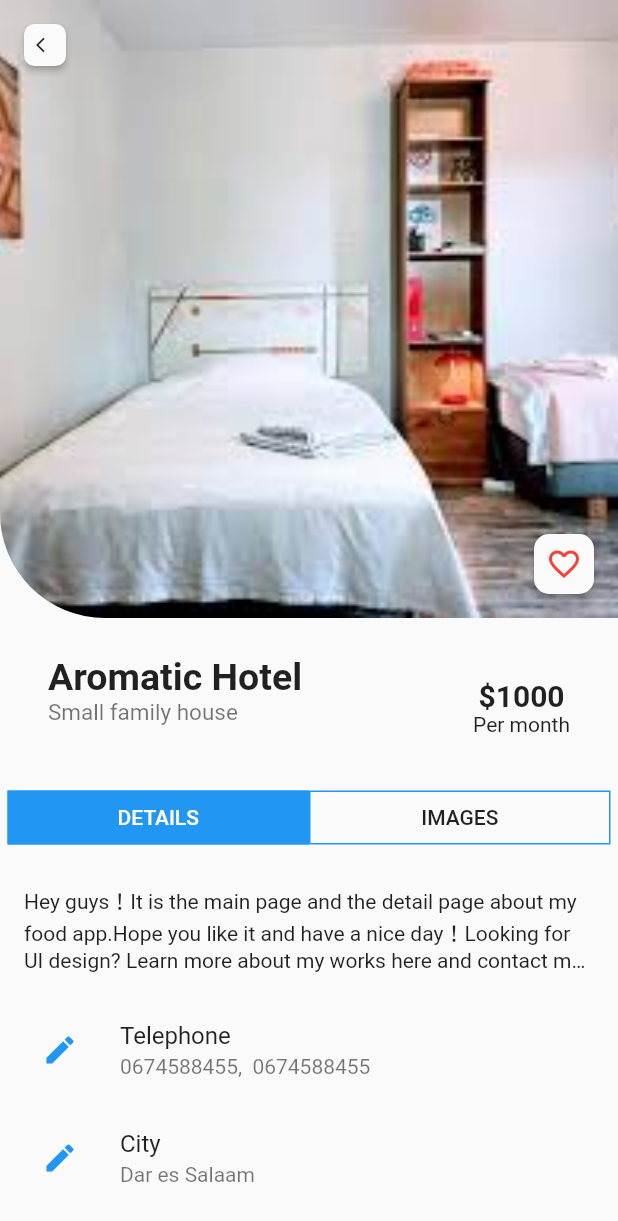
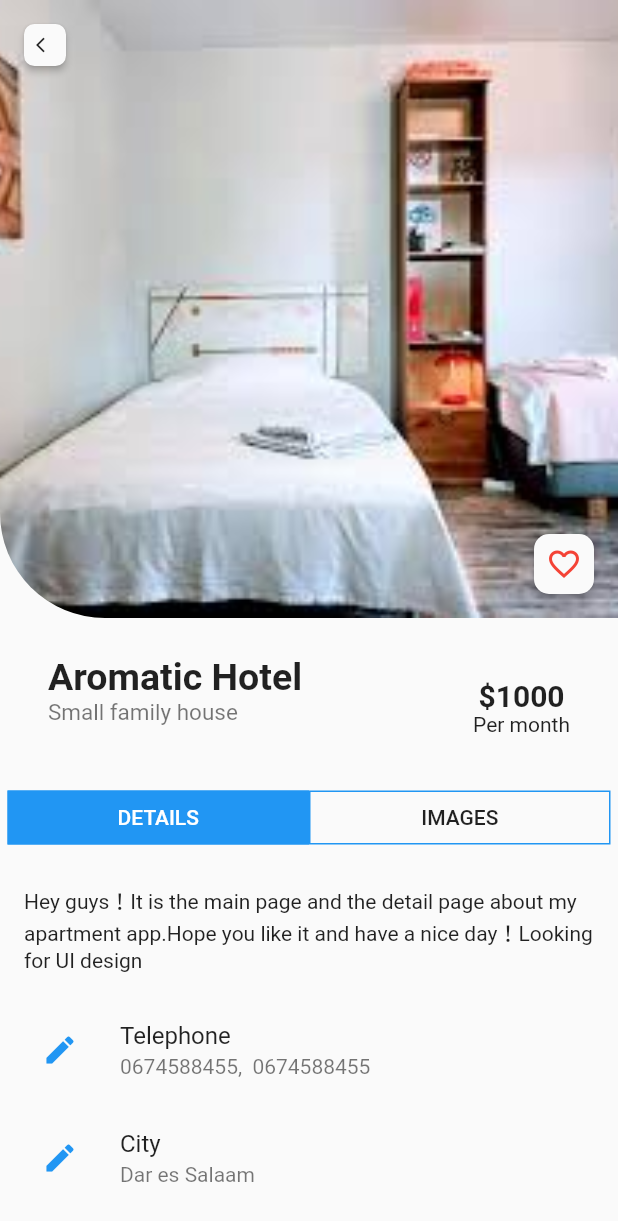
Before and after one commit to paulmanoni/flutter_apartment, a Flutter app: the RoomScreen screen opened directly, on a phone screen of 412 x 824 dp. Shown: the top 1221 px of the screen. Run offline on Flutter 3.47's test engine with Material 2 defaults, Android fonts, the light colour scheme and no system bars.

Commit message:
new changes detail image

```diff
--- a/lib/pages/room_detail.dart
+++ b/lib/pages/room_detail.dart
@@ -8,7 +8,7 @@ class RoomDetail extends StatelessWidget {
         Padding(
           padding: const EdgeInsets.all(16.0),
           child: Text(
-            "Hey guys！It is the main page and the detail page about my food app.Hope you like it and have a nice day！Looking for UI design? Learn more about my works here and contact me: tauhidsajib143@gma",
+            "Hey guys！It is the main page and the detail page about my apartment app.Hope you like it and have a nice day！Looking for UI design",
             overflow: TextOverflow.ellipsis,
             softWrap: true,
             maxLines: 3,
```
Also changed, not shown: assets/Screenshot_20200712-080649.jpg (deleted), assets/Screenshot_20200712-081929.jpg (added).
